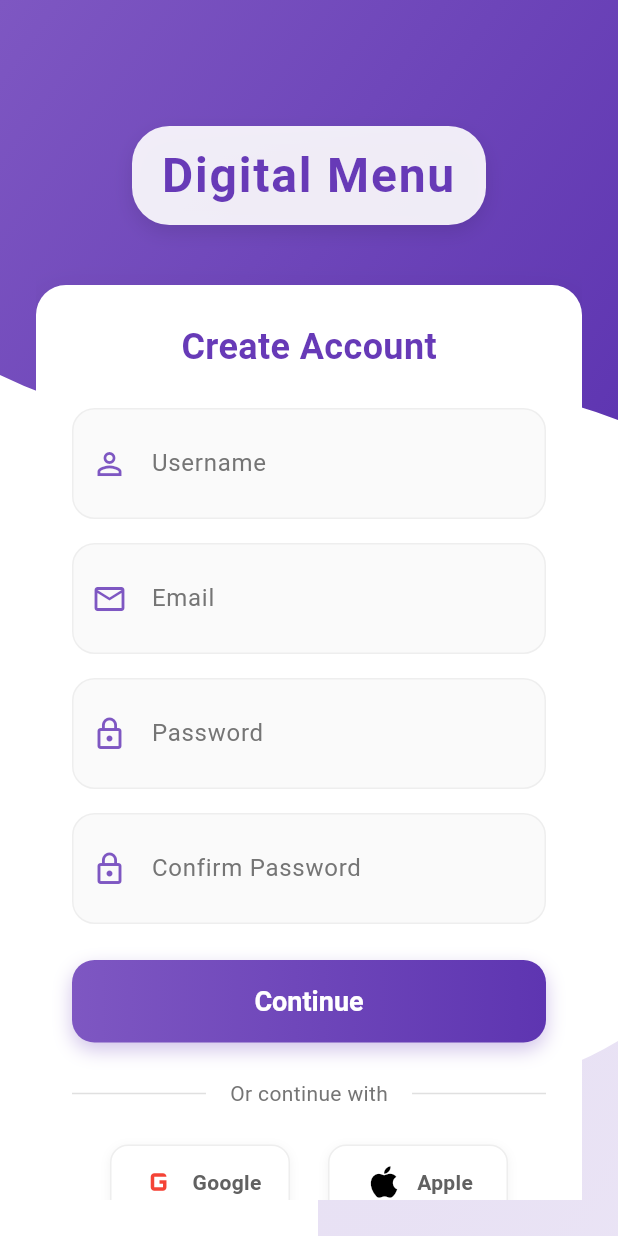
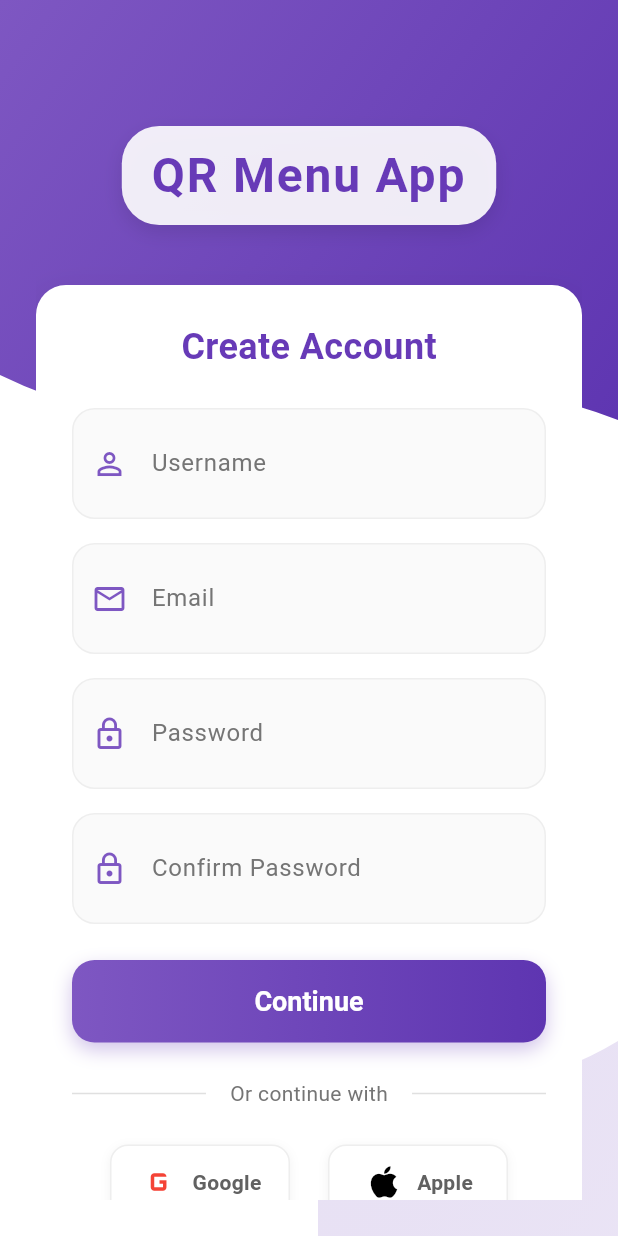
Before and after one commit to Samnoeun/Digital_Menu, a Flutter app: the RegisterScreen screen opened directly, on a phone screen of 412 x 824 dp. Run offline on Flutter 3.47's test engine with Material 3 defaults, Android fonts, the phone set to English and light mode, and no system bars; our stand-ins replace image_picker, qr_flutter, shared_preferences; accounts and stored records are empty.

Commit message:
updated name of app in register

```diff
--- a/mobile/lib/screens/Login/register_screen.dart
+++ b/mobile/lib/screens/Login/register_screen.dart
@@ -131,7 +131,7 @@ class _RegisterScreenState extends State<RegisterScreen> {
                         ],
                       ),
                       child: const Text(
-                        'Digital Menu',
+                        'QR Menu App',
                         style: TextStyle(
                           fontSize: 32,
                           fontWeight: FontWeight.bold,
```
